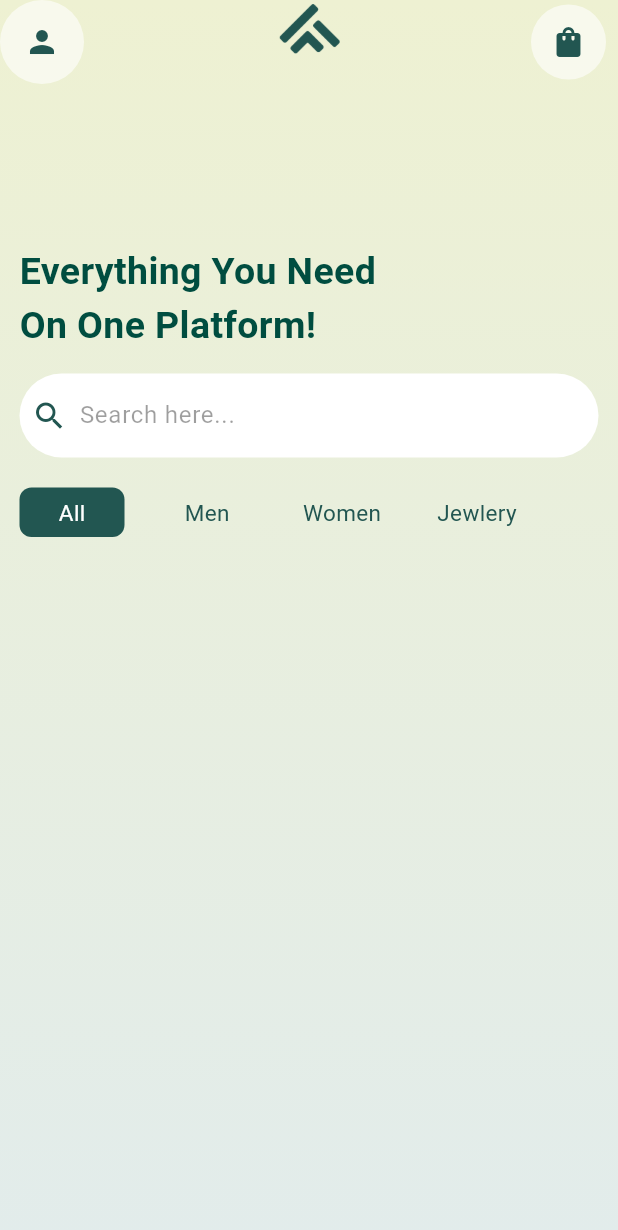
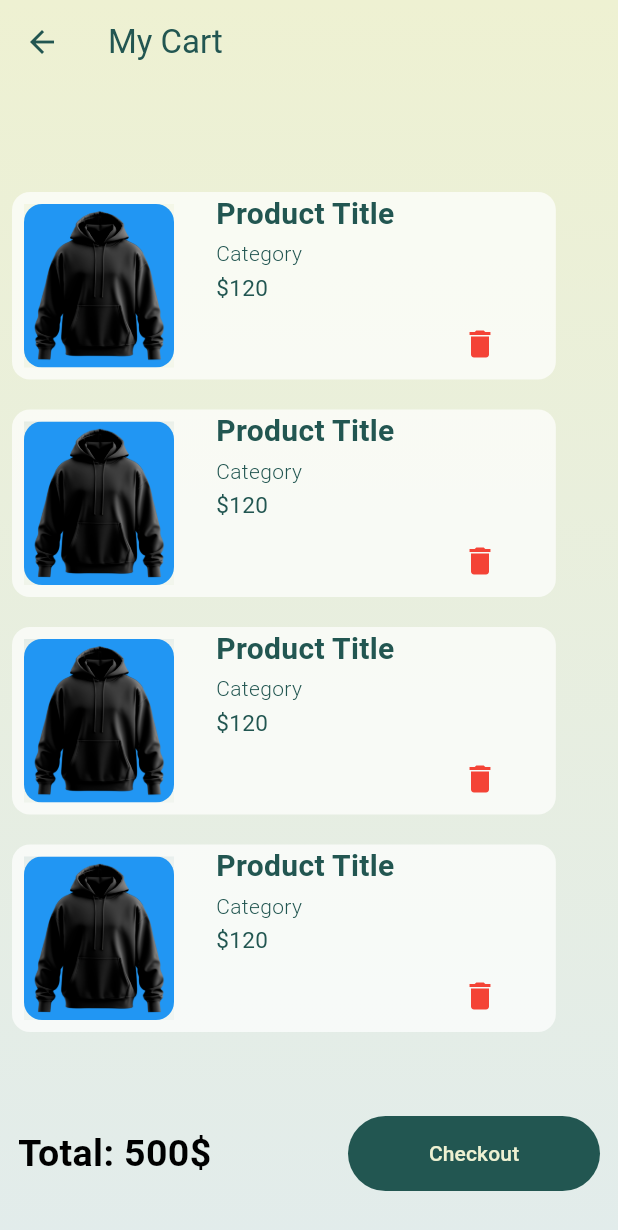
Before and after one commit to OmarElmanzalawy/mini_ecommerce, a Flutter app: the HomeScreen screen opened by its route, after a tap on the "shopping bag" icon, on a phone screen of 412 x 824 dp. Shown: the top 1230 px of the screen. Run offline on Flutter 3.47's test engine with Material 3 defaults, Android fonts, the phone set to English and light mode, and no system bars; our stand-ins replace dio, email_validator, firebase_auth, firebase_core, flutter_riverpod, get_it and 1 more; accounts and stored records are empty; network calls fail.

Commit message:
finished cart screen ui

```diff
--- a/lib/main.dart
+++ b/lib/main.dart
@@ -3,6 +3,7 @@ import 'package:flutter/material.dart';
 import 'package:flutter_riverpod/flutter_riverpod.dart';
 import 'package:go_router/go_router.dart';
 import 'package:mini_ecommerce/constants/app_colors.dart';
+import 'package:mini_ecommerce/screens/cart_screen.dart';
 import 'package:mini_ecommerce/screens/home_screen.dart';
 import 'package:mini_ecommerce/screens/sign_in_screen.dart';
 import 'package:mini_ecommerce/screens/sign_up_screen.dart';
@@ -36,6 +37,10 @@ final GoRouter _router = GoRouter(
       path: '/home',
       builder: (context, state) => HomeScreen(),
     ),
+     GoRoute(
+      path: '/cart',
+      builder: (context, state) => CartScreen(),
+    ),
 ]);
 
 class MainApp extends StatelessWidget {
--- /dev/null
+++ b/lib/screens/cart_screen.dart
@@ -0,0 +1,53 @@
+import 'package:flutter/material.dart';
+import 'package:mini_ecommerce/constants/app_colors.dart';
+import 'package:mini_ecommerce/widgets/action_button.dart';
+import 'package:mini_ecommerce/widgets/cart/checkout_product_card.dart';
+import 'package:mini_ecommerce/widgets/gradient_background.dart';
+
+class CartScreen extends StatelessWidget {
+  const CartScreen({super.key});
+
+  @override
+  Widget build(BuildContext context) {
+    final Size size = MediaQuery.sizeOf(context);
+    return Scaffold(
+      extendBodyBehindAppBar: true,
+      appBar: AppBar(
+        title: Text('My Cart',style: TextStyle(color: kteal),),
+        backgroundColor: Colors.transparent,
+        iconTheme: IconThemeData(color: kteal),
+      ),
+      body: GradientBackground(
+        child: Column(
+          crossAxisAlignment: CrossAxisAlignment.start,
+          children: [
+            const SizedBox(height: 120,),
+            Expanded(
+              child: Padding(
+                padding: const EdgeInsets.all(8.0),
+                child: ListView.separated(
+                  separatorBuilder: (context, index) => const SizedBox(height: 20,),
+                  padding: EdgeInsets.zero,
+                  itemCount: 12,
+                  itemBuilder: (context,index){
+                    return CheckoutProductCard();
+                  }
+                  ),
+              ),
+            ),
+            Padding(
+              padding: const EdgeInsets.symmetric(horizontal: 12.0,vertical: 30),
+              child: Row(
+                children: [
+                  Text('Total: 500\$',style: TextStyle(fontSize: 25,fontWeight: FontWeight.bold),),
+                  Spacer(),
+                  ActionButton(text: 'Checkout',width: 120,padding: 0,)
+                ],
+              ),
+            )
+          ],
+        )
+        )
+    );
+  }
+}
--- a/lib/screens/home_screen.dart
+++ b/lib/screens/home_screen.dart
@@ -1,5 +1,6 @@
 import 'package:flutter/material.dart';
 import 'package:flutter_riverpod/flutter_riverpod.dart';
+import 'package:go_router/go_router.dart';
 import 'package:mini_ecommerce/constants/app_colors.dart';
 import 'package:mini_ecommerce/service/init_get_it.dart';
 import 'package:mini_ecommerce/service/startup_service.dart';
@@ -38,7 +39,9 @@ class HomeScreen extends ConsumerWidget {
           ),
         actions: [
           GestureDetector(
-            onTap: (){},
+            onTap: (){
+              context.push('/cart');
+            },
             child: Container(
               decoration: BoxDecoration(
                 color: Colors.white60,
--- a/lib/service/startup_service.dart
+++ b/lib/service/startup_service.dart
@@ -15,7 +15,7 @@ class StartupService {
     options: DefaultFirebaseOptions.currentPlatform
   );
   print('Firebase Initialized');
-  await FirebaseAuth.instance.signOut();
+  // await FirebaseAuth.instance.signOut();
   setupLocator();
 
 }
--- /dev/null
+++ b/lib/widgets/action_button.dart
@@ -0,0 +1,37 @@
+import 'package:flutter/material.dart';
+import 'package:mini_ecommerce/constants/app_colors.dart';
+
+class ActionButton extends StatelessWidget {
+  const ActionButton({super.key,this.ontap, required this.text, this.width, this.height, this.padding, this.color});
+
+  final VoidCallback? ontap;
+  final String text;
+  final double? width;
+  final double? height;
+  final double? padding;
+  final Color? color;
+
+  @override
+  Widget build(BuildContext context) {
+    return Padding(
+      padding: EdgeInsets.symmetric(horizontal: padding ?? 25.0),
+      child: ElevatedButton(
+        style:ButtonStyle(
+          elevation: WidgetStatePropertyAll(0),
+          backgroundColor: WidgetStatePropertyAll(color ?? kteal,),
+          splashFactory: NoSplash.splashFactory
+        ),
+        onPressed: ontap ?? (){},
+         child: Container(
+          width: width ?? double.maxFinite,
+          height: height ?? 50,
+          decoration: BoxDecoration(
+            borderRadius: BorderRadius.circular(12),
+
+          ),
+          child:  Center(child: Text(text)),
+         ),
+         ),
+    );
+  }
+}
--- /dev/null
+++ b/lib/widgets/cart/checkout_product_card.dart
@@ -0,0 +1,62 @@
+import 'package:flutter/material.dart';
+import 'package:mini_ecommerce/constants/app_colors.dart';
+import 'package:mini_ecommerce/constants/app_styles.dart';
+import 'package:mini_ecommerce/widgets/frosted.dart';
+
+class CheckoutProductCard extends StatelessWidget {
+  const CheckoutProductCard({super.key});
+
+  @override
+  Widget build(BuildContext context) {
+    final Size size = MediaQuery.sizeOf(context);
+    return Stack(
+      children: [
+        Container(
+        width: size.width * 0.88,
+        height: 125,
+        decoration: BoxDecoration(
+          borderRadius: BorderRadius.circular(12),
+          color: Colors.white70
+        ),
+        child: Row(
+          crossAxisAlignment: CrossAxisAlignment.start,
+          children: [
+            Padding(
+              padding: const EdgeInsets.all(8.0),
+              child: Frosted(
+                child: Container(
+                  width: 100,
+                  height: 125,
+                  decoration: BoxDecoration(
+                    color: Colors.blue,
+                    image: DecorationImage(image: AssetImage('assets/images/hoodie.png'),fit: BoxFit.cover),
+                    borderRadius: BorderRadius.circular(12)
+                    ),
+                  ),
+              ),
+            ),
+              const SizedBox(width: 20,),
+              Column(
+                crossAxisAlignment: CrossAxisAlignment.start,
+                children: [
+                  Text('Product Title',style: TextStyle(fontSize: 20,fontWeight: FontWeight.bold,color: kteal),),
+                  const SizedBox(height: 2,),
+                  Text('Category',style: TextStyle(color: kteal,fontWeight: FontWeight.w300),),
+                  const SizedBox(height: 2,),
+                  Text('\$120',style: TextStyle(fontSize: 15,color: kteal,),),
+                  Spacer(),
+                  Container(
+                    width: 200,
+                    // color: Colors.red,
+                    alignment: Alignment.centerRight,
+                    child: IconButton(onPressed: (){}, icon: Icon(Icons.delete,color: Colors.red,)),
+                  )
+                ],
+              )
+          ],
+        ),
+      ),
+      ]
+    );
+  }
+}
--- a/lib/widgets/splash/splash_btn.dart
+++ /dev/null
@@ -1,32 +0,0 @@
-import 'package:flutter/material.dart';
-import 'package:mini_ecommerce/constants/app_colors.dart';
-
-class SplashButton extends StatelessWidget {
-  const SplashButton({super.key,this.ontap,this.isfinalIndex=false});
-
-  final VoidCallback? ontap;
-  final bool isfinalIndex;
-
-  @override
-  Widget build(BuildContext context) {
-    return Padding(
-      padding: const EdgeInsets.symmetric(horizontal: 25.0),
-      child: ElevatedButton(
-        style:const ButtonStyle(
-          backgroundColor: WidgetStatePropertyAll(kteal,),
-          splashFactory: NoSplash.splashFactory
-        ),
-        onPressed: ontap ?? (){},
-         child: Container(
-          width: double.infinity,
-          height: 50,
-          decoration: BoxDecoration(
-            borderRadius: BorderRadius.circular(12),
-
-          ),
-          child:  Center(child: Text(isfinalIndex ? 'Sign In':'Next',style: TextStyle(fontSize: 15,color: kprimaryWhite),)),
-         ),
-         ),
-    );
-  }
-}
```
